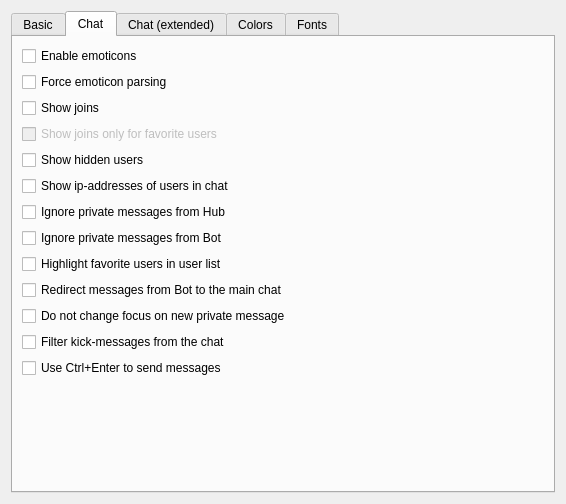
eiskaltdcpp/eiskaltdcpp, file eiskaltdcpp-qt/ui/UISettingsGUI.ui: the form before one commit.
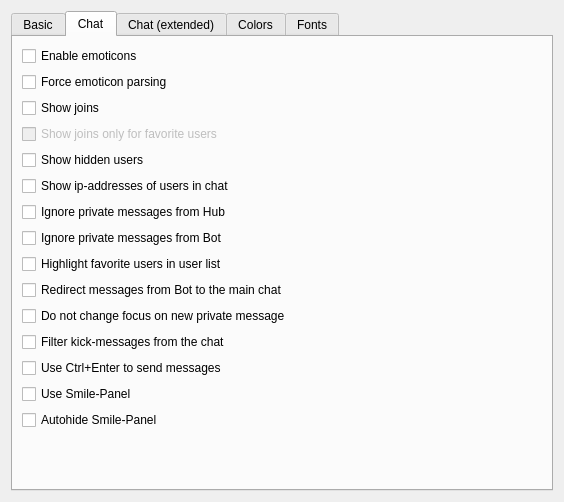
The form after the commit. The open tabs and pages were chosen to show the change. Custom widgets are drawn as their Qt base class.

Commit message: Smile-Panel (Settings->GUI->Chat)

Diff of the .ui file:
```diff
--- a/eiskaltdcpp-qt/ui/UISettingsGUI.ui
+++ b/eiskaltdcpp-qt/ui/UISettingsGUI.ui
@@ -6,8 +6,8 @@
    <rect>
     <x>0</x>
     <y>0</y>
-    <width>566</width>
-    <height>504</height>
+    <width>564</width>
+    <height>502</height>
    </rect>
   </property>
   <property name="windowTitle">
@@ -342,6 +342,20 @@
          </property>
         </widget>
        </item>
+       <item>
+        <widget class="QCheckBox" name="checkBox_SMILEPANEL">
+         <property name="text">
+          <string>Use Smile-Panel</string>
+         </property>
+        </widget>
+       </item>
+       <item>
+        <widget class="QCheckBox" name="checkBox_HIDESMILEPANEL">
+         <property name="text">
+          <string>Autohide Smile-Panel</string>
+         </property>
+        </widget>
+       </item>
        <item>
         <spacer name="verticalSpacer_2">
          <property name="orientation">
```
The commit also changes 15 other files.
